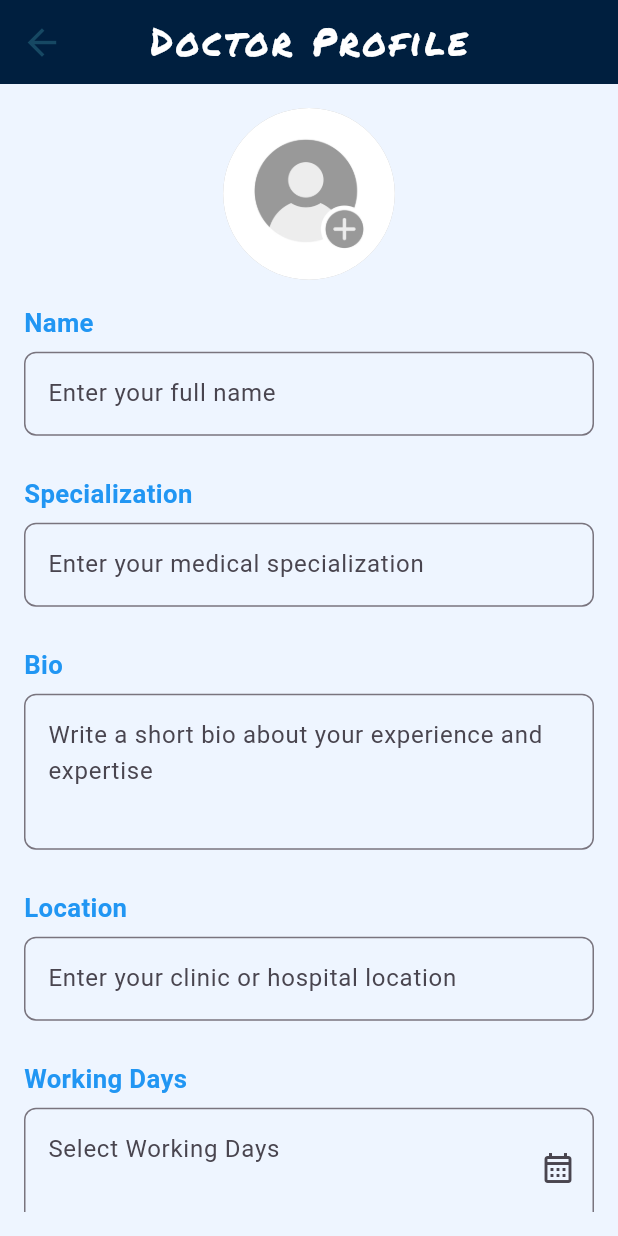
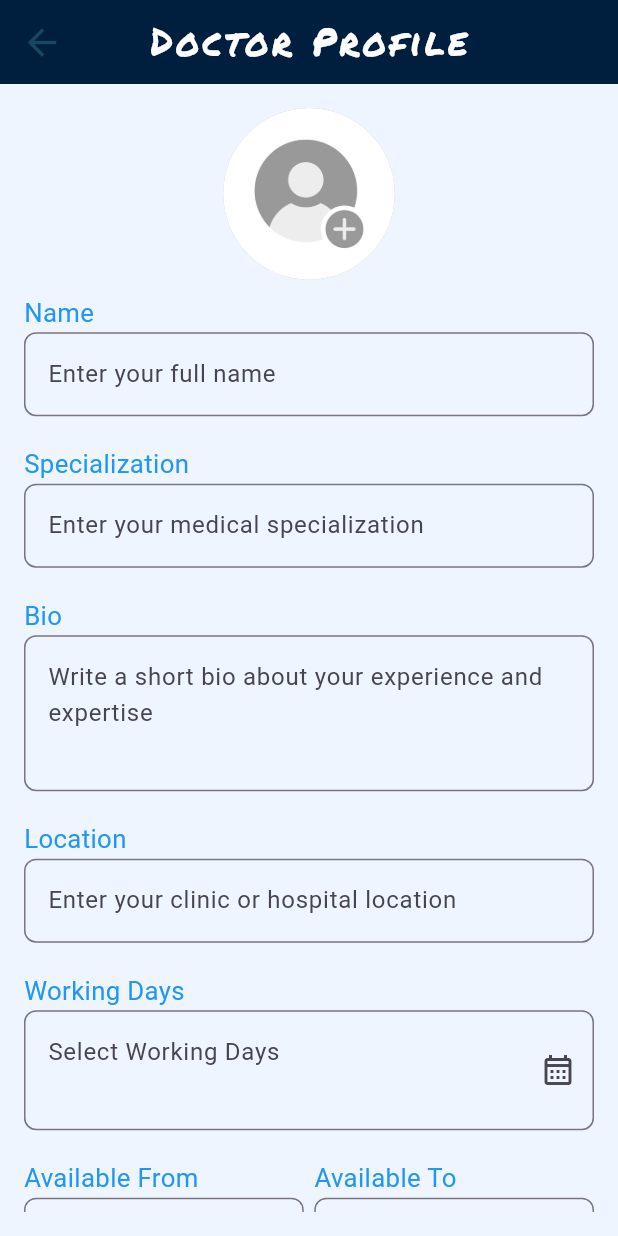
Before and after one commit to YousabSefeen/code_quests, a Flutter app: the DoctorProfileScreen screen opened by its route, on a phone screen of 412 x 824 dp. Run offline on Flutter 3.47's test engine with Material 3 defaults, Android fonts, the phone set to English and light mode, and no system bars; our stand-ins replace animate_do, bloc, cached_network_image, cloud_firestore, dartz, easy_date_timeline and 12 more; accounts and stored records are empty; network calls fail.

Commit message:
Initial logic for functions to calculate the available times in appointment booking

```diff
--- a/lib/core/constants/app_alerts/app_alerts.dart
+++ b/lib/core/constants/app_alerts/app_alerts.dart
@@ -67,9 +67,9 @@ class AppAlerts {
   static customDialog({required BuildContext context, required Widget body}) {
     showDialog(
       context: context,
-       barrierDismissible: false,
 
-      builder: (ccc) => body,
+
+      builder: (context) => body,
     );
   }
 
--- a/lib/core/constants/app_routes/app_router.dart
+++ b/lib/core/constants/app_routes/app_router.dart
@@ -2,9 +2,9 @@
 import 'package:flutter/material.dart';
 import 'package:flutter_task/features/doctor_list/presentation/screen/doctor_list_view_screen.dart';
 
+import '../../../features/appointments/presentation/screens/appointment_booking_screen.dart';
 import '../../../features/auth/presentation/screens/login_screen.dart';
 import '../../../features/auth/presentation/screens/register_screen.dart';
-import '../../../features/doctor_list/presentation/widgets/appointment_booking_button.dart';
 import '../../../features/doctor_profile/presentation/screens/doctor_profile_screen.dart';
 import '../../animations/animation_route.dart';
 import 'app_router_names.dart';
@@ -25,7 +25,8 @@ class AppRouter {
         return _animatedRoute(settings, const DoctorProfileScreen());
       case AppRouterNames.doctorListView:
         return _animatedRoute(settings, const DoctorListViewScreen());
-      case AppRouterNames.doctorBookingAvailability:
+        case AppRouterNames.appointmentBooking:
+        return _animatedRoute(settings, const AppointmentBookingScreen());
 
       default:
         return MaterialPageRoute(
--- a/lib/core/constants/app_routes/app_router_names.dart
+++ b/lib/core/constants/app_routes/app_router_names.dart
@@ -2,13 +2,14 @@ class AppRouterNames {
   static const String login = 'login_screen';
 
 
-  static const String appEntryRouter = 'App Entry Router Screen';
+
   static const String register = 'register_screen';
   static const String emailVerification = 'EmailVerificationScreen';
 
 
   static const String successfully = 'successfully_screen';
   static const String doctorListView = 'doctor_list_view';
+  static const String appointmentBooking = 'appointment_booking_screen';
   static const String doctorProfile = 'doctor_profile_screen';
 
 }
--- a/lib/core/constants/themes/app_colors.dart
+++ b/lib/core/constants/themes/app_colors.dart
@@ -7,6 +7,7 @@ class AppColors {
   static Color green = const Color(0xff66BB6A);
   static Color red = const Color(0xffF93827);
   static Color customBlue = const Color(0xff427D9D);
+  static Color softBlue  = const Color(0xff7C93C3);
   static const Color darkBlue = Color(0xff001F3F);
   static const Color coolBlue = Color(0xff001F3F);
   static Color customLightBlue = const Color(0xff9BBEC8);
--- a/lib/core/constants/themes/app_light_theme.dart
+++ b/lib/core/constants/themes/app_light_theme.dart
@@ -125,69 +125,40 @@ class AppLightTheme {
       color: AppColors.customLightBlue,
       thickness: 2,
     ),
+
+    ///
+    ///
     textTheme: TextTheme(
-      bodySmall: TextStyle(
-        //Email Verification Body
-        fontSize: 13.sp,
-        height: 2.2,
-        fontWeight: FontWeight.w400,
-        color: Colors.black,
+      headlineMedium: TextStyle(
+        // style for ... (used in *DoctorAvailabilityTimeFields*  )
+        fontSize: 15.sp,
+        color: Colors.black38,
+        fontWeight: FontWeight.w600,
+        height: 1,
       ),
-
-      bodyMedium: TextStyle(
-
-        fontSize: 14.sp,
-        height: 2.2,
-        fontWeight: FontWeight.w600,
-        color: Colors.blue,
-      ),
-      labelSmall: TextStyle(
-        fontSize:14.sp,
-        letterSpacing: 0.08,
-        color: Colors.black,
-        fontWeight: FontWeight.w800,
-      ),
-      labelMedium:   TextStyle(
-        fontSize: 20.sp,
-        fontWeight: FontWeight.w800,
-        color: Colors.black87,
-      ),
-      // headlineLarge: TextStyle(
-      //   //use in   (TimePicker)
-      //   color: Colors.black,
-      //   fontWeight: FontWeight.bold,
-      //   fontSize: 18.sp,
-      // ),
       headlineSmall: TextStyle(
-        //use in AddScreen (TimePicker)
+        // style for ... (used in *DoctorAvailabilityTimeFields*  )
         color: Colors.white,
         fontSize: 17.sp,
         fontWeight: FontWeight.w700,
       ),
-      labelLarge: TextStyle(fontSize: 15.sp,fontWeight: FontWeight.w400,color: Colors.black),
-      titleMedium: GoogleFonts.permanentMarker(
-        //TODO:Uses of texts( LogoText )
-        textStyle: TextStyle(
-          fontWeight: FontWeight.w900,
-          fontSize: 22.sp,
-          color: const Color(0xff164863),
-          letterSpacing: 2,
-        ),
-      ),
+
+      labelMedium:   TextStyle(
+          // style for ... (used in *CustomDateTimeLine*  )
+          fontSize: 12.sp,
+          color: Colors.white,
+          fontWeight: FontWeight.w400),
+
+      ///*******************************************************
+
       titleLarge: GoogleFonts.caladea(
-          //TODO:Uses of texts( CustomAuthField(*labelStyle*) )
+          //TODO:  لم يستخدم بعد
           textStyle: TextStyle(
         fontSize: 20.sp,
         fontWeight: FontWeight.w700,
         color: const Color(0xff164863),
         letterSpacing: 1.5,
       )),
-      titleSmall: TextStyle(
-        //TODO:Uses of texts( CustomAuthField(*style*) )
-        fontSize: 18.sp,
-        color: Colors.black,
-        fontWeight: FontWeight.w700,
-      ),
     ),
   );
 }
--- a/pubspec.yaml
+++ b/pubspec.yaml
@@ -23,13 +23,14 @@ dependencies:
   dartz: ^0.10.1
   get_it: ^8.0.3
   flutter_screenutil: ^5.9.3
-  intl: ^0.20.2
+  intl: ^0.19.0
   google_fonts: ^6.2.1
   font_awesome_flutter: ^10.8.0
   animate_do: ^4.2.0
   cached_network_image: ^3.4.1
 #  # Packages that help create models
   json_annotation: ^4.9.0
+  easy_date_timeline: ^2.0.9
   flutter_datetime_picker_plus: ^2.2.0
   lottie: ^3.3.1
   equatable: ^2.0.7
```
Also changed, not shown: lib/core/utils/date_time_formatter.dart (+30 -0 lines), lib/features/appointments/presentation/screens/appointment_booking_screen.dart (added, +87 -0 lines), lib/features/appointments/presentation/widgets/custom_action_button.dart (+5 -3 lines), lib/features/appointments/presentation/widgets/custom_date_time_line.dart (added, +168 -0 lines), lib/features/appointments/presentation/widgets/doctor_booking_availability_dialog.dart (+17 -15 lines), lib/features/doctor_list/presentation/widgets/appointment_booking_button.dart (+5 -9 lines), lib/features/doctor_list/presentation/widgets/doctor_list_view.dart (+22 -5 lines), lib/main.dart (+36 -4 lines), pubspec.lock.
